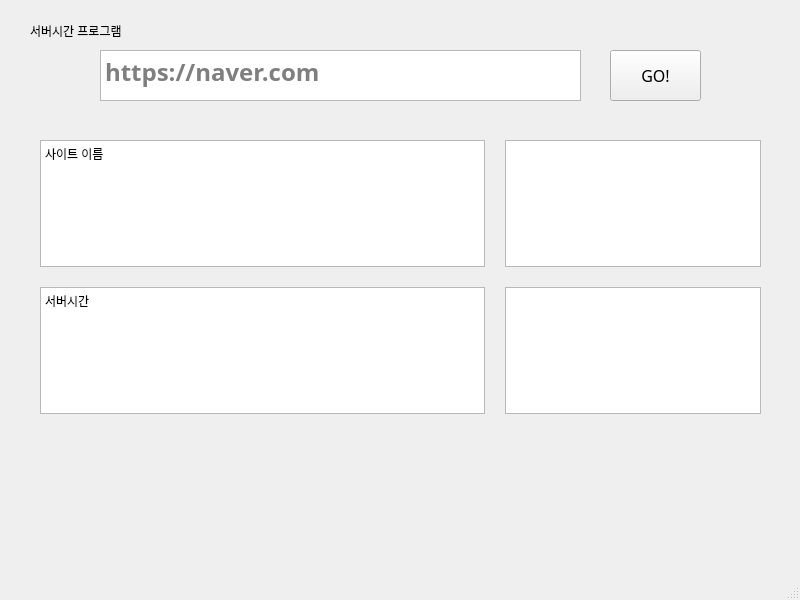
First picture: the form in ui/severtimeUI.ui, repository lani009/server_time, before the edit.
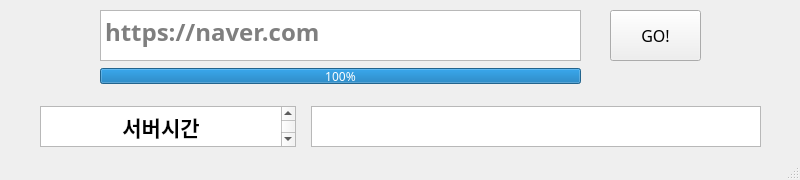
Second picture: the form after the edit.

```diff
--- a/ui/severtimeUI.ui
+++ b/ui/severtimeUI.ui
@@ -7,7 +7,7 @@
     <x>0</x>
     <y>0</y>
     <width>800</width>
-    <height>600</height>
+    <height>180</height>
    </rect>
   </property>
   <property name="windowTitle">
@@ -18,7 +18,7 @@
     <property name="geometry">
      <rect>
       <x>610</x>
-      <y>50</y>
+      <y>10</y>
       <width>91</width>
       <height>51</height>
      </rect>
@@ -52,12 +52,12 @@
     <property name="geometry">
      <rect>
       <x>30</x>
-      <y>130</y>
+      <y>96</y>
       <width>741</width>
-      <height>294</height>
+      <height>51</height>
      </rect>
     </property>
-    <layout class="QGridLayout" name="gridLayout" rowstretch="0,0" columnstretch="1,0">
+    <layout class="QGridLayout" name="infoLayout" rowstretch="2" columnstretch="0,1">
      <property name="sizeConstraint">
       <enum>QLayout::SetDefaultConstraint</enum>
      </property>
@@ -71,37 +71,46 @@
       <number>10</number>
      </property>
      <property name="bottomMargin">
-      <number>10</number>
+      <number>0</number>
      </property>
-     <property name="spacing">
+     <property name="horizontalSpacing">
+      <number>15</number>
+     </property>
+     <property name="verticalSpacing">
       <number>20</number>
      </property>
-     <item row="1" column="0">
-      <widget class="QTextBrowser" name="textBrowser_2">
-       <property name="html">
-        <string>&lt;!DOCTYPE HTML PUBLIC &quot;-//W3C//DTD HTML 4.0//EN&quot; &quot;http://www.w3.org/TR/REC-html40/strict.dtd&quot;&gt;
-&lt;html&gt;&lt;head&gt;&lt;meta name=&quot;qrichtext&quot; content=&quot;1&quot; /&gt;&lt;style type=&quot;text/css&quot;&gt;
-p, li { white-space: pre-wrap; }
-&lt;/style&gt;&lt;/head&gt;&lt;body style=&quot; font-family:'Gulim'; font-size:9pt; font-weight:400; font-style:normal;&quot;&gt;
-&lt;p style=&quot; margin-top:0px; margin-bottom:0px; margin-left:0px; margin-right:0px; -qt-block-indent:0; text-indent:0px;&quot;&gt;서버시간&lt;/p&gt;&lt;/body&gt;&lt;/html&gt;</string>
-       </property>
-      </widget>
-     </item>
      <item row="0" column="0">
-      <widget class="QTextBrowser" name="textBrowser">
+      <widget class="QTextBrowser" name="textBrowser_2">
+       <property name="font">
+        <font>
+         <family>맑은 고딕</family>
+         <pointsize>16</pointsize>
+         <weight>75</weight>
+         <italic>false</italic>
+         <bold>true</bold>
+         <stylestrategy>PreferDefault</stylestrategy>
+         <kerning>true</kerning>
+        </font>
+       </property>
+       <property name="layoutDirection">
+        <enum>Qt::LeftToRight</enum>
+       </property>
+       <property name="inputMethodHints">
+        <set>Qt::ImhMultiLine</set>
+       </property>
        <property name="html">
         <string>&lt;!DOCTYPE HTML PUBLIC &quot;-//W3C//DTD HTML 4.0//EN&quot; &quot;http://www.w3.org/TR/REC-html40/strict.dtd&quot;&gt;
 &lt;html&gt;&lt;head&gt;&lt;meta name=&quot;qrichtext&quot; content=&quot;1&quot; /&gt;&lt;style type=&quot;text/css&quot;&gt;
 p, li { white-space: pre-wrap; }
-&lt;/style&gt;&lt;/head&gt;&lt;body style=&quot; font-family:'Gulim'; font-size:9pt; font-weight:400; font-style:normal;&quot;&gt;
-&lt;p style=&quot; margin-top:0px; margin-bottom:0px; margin-left:0px; margin-right:0px; -qt-block-indent:0; text-indent:0px;&quot;&gt;사이트 이름&lt;/p&gt;&lt;/body&gt;&lt;/html&gt;</string>
+&lt;/style&gt;&lt;/head&gt;&lt;body style=&quot; font-family:'맑은 고딕'; font-size:16pt; font-weight:600; font-style:normal;&quot;&gt;
+&lt;p align=&quot;center&quot; style=&quot; margin-top:0px; margin-bottom:0px; margin-left:0px; margin-right:0px; -qt-block-indent:0; text-indent:0px;&quot;&gt;서버시간&lt;/p&gt;&lt;/body&gt;&lt;/html&gt;</string>
+       </property>
+       <property name="placeholderText">
+        <string/>
        </property>
       </widget>
      </item>
      <item row="0" column="1">
-      <widget class="QTextBrowser" name="textBrowser_3"/>
-     </item>
-     <item row="1" column="1">
       <widget class="QTextBrowser" name="textBrowser_4"/>
      </item>
     </layout>
@@ -110,7 +119,7 @@
     <property name="geometry">
      <rect>
       <x>100</x>
-      <y>50</y>
+      <y>10</y>
       <width>481</width>
       <height>51</height>
      </rect>
@@ -143,17 +152,25 @@
      <string>https://naver.com</string>
     </property>
    </widget>
-   <widget class="QLabel" name="label">
+   <widget class="QProgressBar" name="progressBar">
+    <property name="enabled">
+     <bool>true</bool>
+    </property>
     <property name="geometry">
      <rect>
-      <x>30</x>
-      <y>10</y>
-      <width>691</width>
-      <height>41</height>
+      <x>100</x>
+      <y>68</y>
+      <width>481</width>
+      <height>16</height>
      </rect>
     </property>
-    <property name="text">
-     <string>서버시간 프로그램</string>
+    <property name="font">
+     <font>
+      <family>맑은 고딕</family>
+     </font>
+    </property>
+    <property name="value">
+     <number>100</number>
     </property>
    </widget>
   </widget>
```
Left out of the diff: 3 changed lines with no effect on the pictures.
